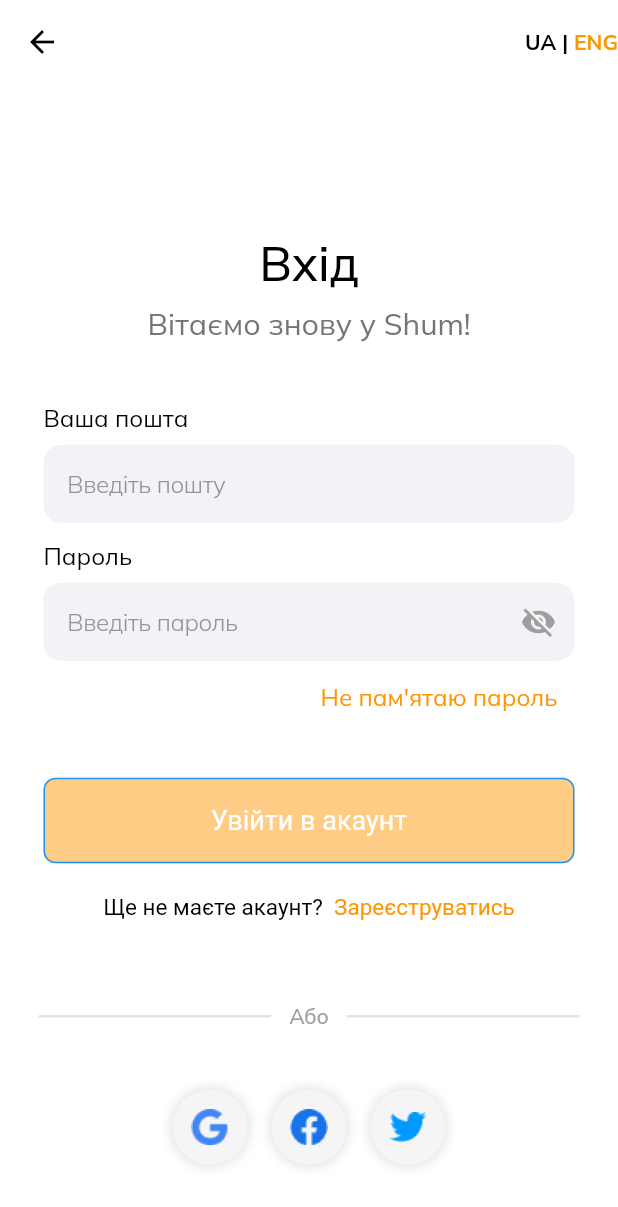
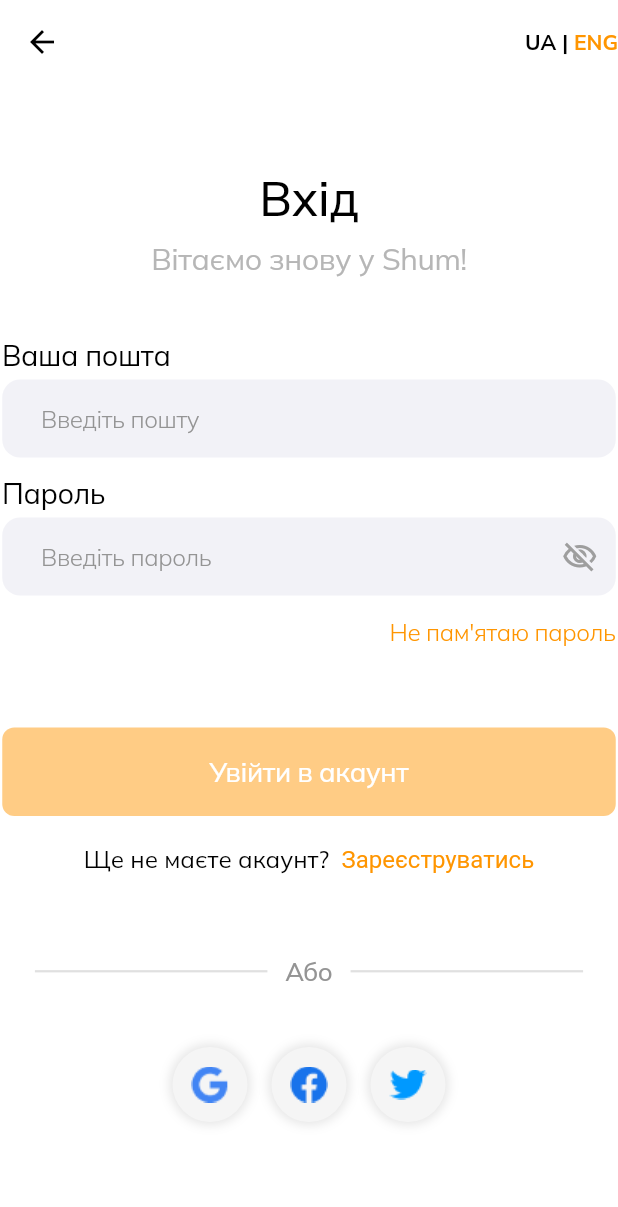
Before and after one commit to alexsukhrin/marketplace-ui, a Flutter app: the RegistrationPage screen opened by its route, after a tap on an icon or button, on a phone screen of 412 x 824 dp. Shown: the top 1207 px of the screen. Run offline on Flutter 3.47's test engine with Material 3 defaults, Android fonts, the light colour scheme and no system bars; our stand-ins replace dropdown_button2, file_picker, flutter_riverpod, flutter_secure_storage, flutter_svg, google_fonts and 1 more; accounts and stored records are empty; project files that could hold a hidden picture were left out.

Commit message:
corrected styles on the login and registration page

```diff
--- a/lib/constants/colors.dart
+++ b/lib/constants/colors.dart
@@ -29,6 +29,9 @@ class TColors {
   static const Color greyLight = Color(0xFFF2F2F7);
   static const Color grey = Color(0xFFEFEFEF);
 
+  static const Color greyMediumLight = Color(0xFFB0B0B0);
+  static const Color greyMedium = Color(0xFF757575);
+
   static const Color greyDark = Color(0xFFB6B6B6);
   static const Color greyDarker = Color(0xFF949494);
   static const Color greyDarkest = Color(0xFF464646);
--- a/lib/src/ui/screens/registration/registration_page.dart
+++ b/lib/src/ui/screens/registration/registration_page.dart
@@ -1,4 +1,5 @@
 import 'package:flutter/material.dart';
+import 'package:flutter_application_1/constants/colors.dart';
 import 'package:flutter_application_1/src/ui/screens/login/login_page.dart';
 import 'package:flutter_application_1/src/ui/widgets/shared_widgets/language_selector.dart';
 
@@ -7,11 +8,8 @@ import '../../../services/auth_service.dart';
 
 import '../../widgets/auth_widgets/auth_button.dart';
 import '../../widgets/auth_widgets/auth_field.dart';
-// import '../../widgets/auth_widgets/form_header.dart';
 import '../../../utils/validators.dart';
 import '../../widgets/loading_dialog.dart';
-
-import '../../themes/app_theme.dart';
 
 class RegistrationPage extends StatefulWidget {
   const RegistrationPage({super.key});
@@ -129,7 +127,6 @@ class RegistrationPageState extends State<RegistrationPage> {
         child: ConstrainedBox(
           constraints: const BoxConstraints(
             maxWidth: 1440,
-            maxHeight: 1024,
           ),
           child: LayoutBuilder(
             builder: (context, constraints) {
@@ -159,32 +156,22 @@ class RegistrationPageState extends State<RegistrationPage> {
         ),
         body: Center(
           child: SingleChildScrollView(
-            padding: const EdgeInsets.all(16.0),
             child: Column(
-              children: <Widget>[
-                // const FormHeader(
-                //   text: 'SHUM',
-                // ),
-                // const SizedBox(height: 30),
-                Column(
               children: [
+                const SizedBox(height: 76),
                 Text(
                   'Реєстрація',
                   textAlign: TextAlign.center,
-                      style: textTheme.displayLarge?.copyWith(
-                        fontSize: 32,
-                      ),
+                  style: Theme.of(context)
+                      .textTheme
+                      .titleLarge
+                      ?.copyWith(fontSize: 32),
                 ),
                 const SizedBox(height: 8),
                 Text(
                   'Отримайте більше можливостей\nстворивши акаунт',
                   textAlign: TextAlign.center,
-                      style: textTheme.bodyMedium?.copyWith(
-                        fontSize: 20,
-                        color: Colors.black,
-                      ),
-                    ),
-                  ],
+                  style: Theme.of(context).textTheme.titleMedium,
                 ),
                 const SizedBox(height: 48),
                 Form(
@@ -243,7 +230,7 @@ class RegistrationPageState extends State<RegistrationPage> {
                         showCounter: true,
                         isObscureText: true,
                       ),
-                      const SizedBox(height: 16),
+                      const SizedBox(height: 40),
                       AuthButton(
                         text: 'Зареєструватися',
                         isButtonDisabled: _isButtonDisabled,
@@ -256,6 +243,11 @@ class RegistrationPageState extends State<RegistrationPage> {
                         },
                       ),
                       TextButton(
+                        style: ButtonStyle(
+                          overlayColor:
+                              WidgetStateProperty.all(Colors.transparent),
+                          padding: WidgetStateProperty.all(EdgeInsets.zero),
+                        ),
                         onPressed: () {
                           Navigator.push(
                             context,
@@ -265,18 +257,16 @@ class RegistrationPageState extends State<RegistrationPage> {
                           );
                         },
                         child: RichText(
-                          text: const TextSpan(
-                            style: TextStyle(
-                              color: Colors.black,
-                            ),
-                            children: [
+                          text: TextSpan(
+                            style: Theme.of(context).textTheme.bodyMedium,
+                            children: const [
                               TextSpan(
                                 text: 'Вже маєте акаунт? ',
                               ),
                               TextSpan(
                                 text: 'Увійти',
                                 style: TextStyle(
-                                  color: AppTheme.linkTextColor,
+                                  color: TColors.orange,
                                 ),
                               ),
                             ],
--- a/lib/src/ui/screens/reset_password/forgot_password.page.dart
+++ b/lib/src/ui/screens/reset_password/forgot_password.page.dart
@@ -1,4 +1,5 @@
 import 'package:flutter/material.dart';
+import 'package:flutter_application_1/constants/colors.dart';
 
 import '../../../exceptions/user_not_found_exception.dart';
 import '../../../services/password_reset_service.dart';
@@ -102,8 +103,6 @@ class _ForgotPasswordPageState extends State<ForgotPasswordPage> {
 
   @override
   Widget build(BuildContext context) {
-    final textTheme = Theme.of(context).textTheme;
-
     return Scaffold(
       appBar: AppBar(
         backgroundColor: Colors.transparent,
@@ -129,10 +128,10 @@ class _ForgotPasswordPageState extends State<ForgotPasswordPage> {
                         borderRadius: BorderRadius.circular(200),
                         boxShadow: [
                           BoxShadow(
-                            color: Colors.orange.withOpacity(0.5),
+                            color: Colors.orange.withAlpha((0.5 * 255).round()),
                             blurRadius: 200,
                             spreadRadius: 20,
-                            offset: Offset(0, -10),
+                            offset: const Offset(0, -10),
                           ),
                         ],
                       ),
@@ -152,7 +151,6 @@ class _ForgotPasswordPageState extends State<ForgotPasswordPage> {
                       child: Column(
                         mainAxisAlignment: MainAxisAlignment.center,
                         crossAxisAlignment: CrossAxisAlignment.center,
-                        mainAxisSize: MainAxisSize.min,
                         children: <Widget>[
                           if (!isDesktop)
                             const Center(
@@ -171,13 +169,22 @@ class _ForgotPasswordPageState extends State<ForgotPasswordPage> {
                                   Text(
                                     'Відновлення паролю',
                                     textAlign: TextAlign.center,
-                                    style: textTheme.displayLarge?.copyWith(),
+                                    style: Theme.of(context)
+                                        .textTheme
+                                        .titleLarge
+                                        ?.copyWith(fontSize: 32),
                                   ),
-                                  const SizedBox(height: 8),
+                                  const SizedBox(height: 4),
                                   Text(
                                     'Введіть електронну пошту за якою було зареєстровано акаунт',
                                     textAlign: TextAlign.center,
-                                    style: textTheme.bodyMedium?.copyWith(),
+                                    style: Theme.of(context)
+                                        .textTheme
+                                        .bodyLarge
+                                        ?.copyWith(
+                                          color: TColors.greyUltraDark,
+                                          fontSize: 20,
+                                        ),
                                   ),
                                 ],
                               ),
--- a/lib/src/ui/themes/custom_themes/elevated_button_theme.dart
+++ b/lib/src/ui/themes/custom_themes/elevated_button_theme.dart
@@ -10,7 +10,7 @@ class TElevatedButtonTheme {
       backgroundColor: Colors.orange,
       disabledForegroundColor: Colors.grey,
       disabledBackgroundColor: Colors.grey,
-      side: const BorderSide(color: Colors.blue),
+      side: const BorderSide(color: Colors.transparent),
       padding: const EdgeInsets.symmetric(vertical: 18),
       textStyle: const TextStyle(
         fontSize: 16,
@@ -27,7 +27,7 @@ class TElevatedButtonTheme {
       backgroundColor: Colors.orange,
       disabledForegroundColor: Colors.grey,
       disabledBackgroundColor: Colors.grey,
-      side: const BorderSide(color: Colors.blue),
+      side: const BorderSide(color: Colors.transparent),
       padding: const EdgeInsets.symmetric(vertical: 18),
       textStyle: const TextStyle(
         fontSize: 16,
--- a/lib/src/ui/themes/custom_themes/text_theme.dart
+++ b/lib/src/ui/themes/custom_themes/text_theme.dart
@@ -1,12 +1,9 @@
 import 'package:flutter/material.dart';
+import 'package:flutter_application_1/constants/colors.dart';
 import 'package:google_fonts/google_fonts.dart';
 
 class TTextTheme {
   TTextTheme._();
-  static const Color neutralBlack = Color(0xFF000000);
-  static const Color neutralWhite = Color(0xFFFFFFFF);
-  static const Color neutralDarkGrey300 = Color(0xFF757575);
-  static const Color neutralLightGrey300 = Color(0xFFB0B0B0);
 
   static TextTheme lightTextTheme = GoogleFonts.mulishTextTheme().copyWith(
     displayLarge: GoogleFonts.jura(
@@ -14,56 +11,56 @@ class TTextTheme {
       fontWeight: FontWeight.w500,
       height: 38 / 32,
       letterSpacing: -0.24,
-      color: neutralBlack,
+      color: TColors.black,
     ),
     titleLarge: GoogleFonts.mulish(
       fontSize: 24,
       fontWeight: FontWeight.w500,
       height: 30 / 24,
       letterSpacing: -0.24,
-      color: neutralBlack,
+      color: TColors.black,
     ),
     titleMedium: GoogleFonts.mulish(
       fontSize: 20,
       fontWeight: FontWeight.w400,
       height: 25 / 20,
       letterSpacing: -0.24,
-      color: neutralBlack,
+      color: TColors.black,
     ),
     titleSmall: GoogleFonts.mulish(
       fontSize: 20,
       fontWeight: FontWeight.w500,
       height: 25 / 20,
       letterSpacing: -0.24,
-      color: neutralBlack,
+      color: TColors.black,
     ),
     bodyLarge: GoogleFonts.mulish(
       fontSize: 16,
       fontWeight: FontWeight.w300,
       height: 20 / 16,
       letterSpacing: -0.24,
-      color: neutralBlack,
+      color: TColors.black,
     ),
     bodyMedium: GoogleFonts.mulish(
       fontSize: 16,
       fontWeight: FontWeight.w400,
       height: 20 / 16,
       letterSpacing: 0,
-      color: neutralBlack,
+      color: TColors.black,
     ),
     bodySmall: GoogleFonts.mulish(
       fontSize: 16,
       fontWeight: FontWeight.w400,
       height: 20 / 16,
       letterSpacing: 0,
-      color: neutralDarkGrey300,
+      color: TColors.greyMedium,
     ),
     labelLarge: GoogleFonts.mulish(
       fontSize: 16,
       fontWeight: FontWeight.w500,
       height: 20 / 16,
       letterSpacing: 0,
-      color: neutralWhite,
+      color: TColors.white,
     ),
   );
   static TextTheme darkTextTheme = GoogleFonts.mulishTextTheme().copyWith(
@@ -72,56 +69,56 @@ class TTextTheme {
       fontWeight: FontWeight.w500,
       height: 38 / 32,
       letterSpacing: -0.24,
-      color: neutralWhite,
+      color: TColors.white,
     ),
     titleLarge: GoogleFonts.mulish(
       fontSize: 24,
       fontWeight: FontWeight.w500,
       height: 30 / 24,
       letterSpacing: -0.24,
-      color: neutralWhite,
+      color: TColors.white,
     ),
     titleMedium: GoogleFonts.mulish(
       fontSize: 20,
       fontWeight: FontWeight.w400,
       height: 25 / 20,
       letterSpacing: -0.24,
-      color: neutralLightGrey300,
+      color: TColors.greyMediumLight,
     ),
     titleSmall: GoogleFonts.mulish(
       fontSize: 20,
       fontWeight: FontWeight.w500,
       height: 25 / 20,
       letterSpacing: -0.24,
-      color: neutralWhite,
+      color: TColors.white,
     ),
     bodyLarge: GoogleFonts.mulish(
       fontSize: 16,
       fontWeight: FontWeight.w300,
       height: 20 / 16,
       letterSpacing: -0.24,
-      color: neutralLightGrey300,
+      color: TColors.greyMediumLight,
     ),
     bodyMedium: GoogleFonts.mulish(
       fontSize: 16,
       fontWeight: FontWeight.w400,
       height: 20 / 16,
       letterSpacing: 0,
-      color: neutralWhite,
+      color: TColors.white,
     ),
     bodySmall: GoogleFonts.mulish(
       fontSize: 16,
       fontWeight: FontWeight.w400,
       height: 20 / 16,
       letterSpacing: 0,
-      color: neutralLightGrey300,
+      color: TColors.greyMediumLight,
     ),
     labelLarge: GoogleFonts.mulish(
       fontSize: 16,
       fontWeight: FontWeight.w500,
       height: 20 / 16,
       letterSpacing: 0,
-      color: neutralWhite,
+      color: TColors.white,
     ),
   );
 }
--- a/lib/src/ui/widgets/auth_widgets/auth_button.dart
+++ b/lib/src/ui/widgets/auth_widgets/auth_button.dart
@@ -1,4 +1,5 @@
 import 'package:flutter/material.dart';
+import 'package:flutter_application_1/constants/colors.dart';
 
 import '../../themes/app_theme.dart';
 
@@ -19,7 +20,7 @@ class AuthButton extends StatelessWidget {
   @override
   Widget build(BuildContext context) {
     return ConstrainedBox(
-      constraints: const BoxConstraints(maxWidth: 354),
+      constraints: const BoxConstraints(maxWidth: 409),
       child: ElevatedButton(
         onPressed: isButtonDisabled == true ? null : onPressed,
         style: ElevatedButton.styleFrom(
@@ -27,7 +28,7 @@ class AuthButton extends StatelessWidget {
               ? AppTheme.disabledButtonColor
               : AppTheme.activeButtonColor,
           foregroundColor: AppTheme.witeText,
-          minimumSize: const Size(354, 52),
+          minimumSize: const Size(409, 52),
           shape: RoundedRectangleBorder(
             borderRadius: BorderRadius.circular(8),
           ),
@@ -35,11 +36,10 @@ class AuthButton extends StatelessWidget {
         ),
         child: Text(
           text,
-          style: const TextStyle(
-            color: AppTheme.witeText,
-            fontSize: 18,
-            fontWeight: FontWeight.w400,
-          ),
+          style: Theme.of(context)
+              .textTheme
+              .titleSmall
+              ?.copyWith(fontSize: 18, color: TColors.white),
         ),
       ),
     );
--- a/lib/src/ui/widgets/auth_widgets/auth_field.dart
+++ b/lib/src/ui/widgets/auth_widgets/auth_field.dart
@@ -41,7 +41,6 @@ class AuthFieldState extends State<AuthField> {
 
   @override
   Widget build(BuildContext context) {
-    final textTheme = Theme.of(context).textTheme;
     final isValid =
         widget.showSuffixIcon?.call(widget.controller.text) ?? false;
     return Column(
@@ -49,12 +48,13 @@ class AuthFieldState extends State<AuthField> {
       children: [
         Text(
           widget.labelText,
-          style: textTheme.bodyMedium?.copyWith(color: AppTheme.blackText),
+          style:
+              Theme.of(context).textTheme.titleMedium?.copyWith(fontSize: 19),
         ),
-        const SizedBox(height: 8),
+        const SizedBox(height: 4),
         ConstrainedBox(
           constraints: BoxConstraints(
-            maxWidth: widget.maxWidth ?? 354,
+            maxWidth: widget.maxWidth ?? 409,
           ),
           child: Column(
             crossAxisAlignment: CrossAxisAlignment.stretch,
@@ -63,6 +63,8 @@ class AuthFieldState extends State<AuthField> {
                 controller: widget.controller,
                 decoration: InputDecoration(
                   hintText: widget.hintText,
+                  contentPadding:
+                      const EdgeInsets.symmetric(vertical: 16, horizontal: 22),
                   hintStyle: const TextStyle(
                     color: AppTheme.hintTesxtGrey,
                   ),
@@ -100,8 +102,8 @@ class AuthFieldState extends State<AuthField> {
                       ? IconButton(
                           icon: Icon(
                             _isPasswordVisible
-                                ? Icons.visibility
-                                : Icons.visibility_off,
+                                ? Icons.visibility_outlined
+                                : Icons.visibility_off_outlined,
                           ),
                           onPressed: () {
                             setState(() {
--- a/lib/src/ui/widgets/login_widgets/forgot_password_button.dart
+++ b/lib/src/ui/widgets/login_widgets/forgot_password_button.dart
@@ -1,6 +1,6 @@
 import 'package:flutter/material.dart';
+import 'package:flutter_application_1/constants/colors.dart';
 import 'package:flutter_application_1/src/ui/screens/reset_password/forgot_password.page.dart';
-import '../../themes/app_theme.dart';
 
 class ForgotPasswordButton extends StatelessWidget {
   final String? email;
@@ -8,13 +8,15 @@ class ForgotPasswordButton extends StatelessWidget {
 
   @override
   Widget build(BuildContext context) {
-    final textTheme = Theme.of(context).textTheme;
-
     return SizedBox(
-      width: 354,
+      width: 409,
       child: Align(
         alignment: Alignment.centerRight,
         child: TextButton(
+          style: ButtonStyle(
+            overlayColor: WidgetStateProperty.all(Colors.transparent),
+            padding: WidgetStateProperty.all(EdgeInsets.zero),
+          ),
           onPressed: () {
             Navigator.push(
               context,
@@ -23,14 +25,11 @@ class ForgotPasswordButton extends StatelessWidget {
               ),
             );
           },
-          child: Text(
-            'Не пам\'ятаю пароль',
-            style: textTheme.bodySmall?.copyWith(
-              color: AppTheme.linkTextColor,
-              fontSize: 16,
-              fontWeight: FontWeight.w400,
-            ),
-          ),
+          child: Text('Не пам\'ятаю пароль',
+              style: Theme.of(context)
+                  .textTheme
+                  .bodyLarge
+                  ?.copyWith(color: TColors.orange)),
         ),
       ),
     );
--- a/lib/src/ui/widgets/login_widgets/login_header.dart
+++ b/lib/src/ui/widgets/login_widgets/login_header.dart
@@ -1,4 +1,5 @@
 import 'package:flutter/material.dart';
+import 'package:flutter_application_1/constants/colors.dart';
 
 class LoginHeader extends StatelessWidget {
   const LoginHeader({super.key});
@@ -17,13 +18,13 @@ class LoginHeader extends StatelessWidget {
           style: Theme.of(context).textTheme.titleLarge?.copyWith(fontSize: 32),
         ),
         const SizedBox(height: 8),
-        const Text(
+        Text(
           'Вітаємо знову у Shum! ',
           textAlign: TextAlign.center,
-          style: TextStyle(
-            fontSize: 20,
-            color: Color(0xFF757575),
-          ),
+          style: Theme.of(context)
+              .textTheme
+              .titleMedium
+              ?.copyWith(color: TColors.greyDark),
         ),
       ],
     );
--- a/lib/src/ui/widgets/login_widgets/login_mobile_layout.dart
+++ b/lib/src/ui/widgets/login_widgets/login_mobile_layout.dart
@@ -1,4 +1,5 @@
 import 'package:flutter/material.dart';
+import 'package:flutter_application_1/constants/colors.dart';
 import 'package:flutter_application_1/src/ui/screens/registration/registration_page.dart';
 import 'package:flutter_application_1/src/ui/widgets/login_widgets/forgot_password_button.dart';
 import 'package:flutter_application_1/src/ui/widgets/login_widgets/login_header.dart';
@@ -6,7 +7,6 @@ import 'package:flutter_application_1/src/ui/widgets/auth_widgets/auth_field.dar
 import 'package:flutter_application_1/src/ui/widgets/auth_widgets/auth_button.dart';
 import 'package:flutter_application_1/src/ui/widgets/shared_widgets/language_selector.dart';
 import 'package:flutter_application_1/src/ui/widgets/social_media/social_media.dart';
-import 'package:flutter_application_1/src/ui/themes/app_theme.dart';
 import 'package:flutter_application_1/src/utils/validators.dart';
 
 class LoginMobileLayout extends StatelessWidget {
@@ -46,7 +46,6 @@ class LoginMobileLayout extends StatelessWidget {
       body: LayoutBuilder(
         builder: (context, constraints) {
           return SingleChildScrollView(
-            padding: const EdgeInsets.all(16.0),
             child: ConstrainedBox(
               constraints: BoxConstraints(
                 minHeight: constraints.maxHeight,
@@ -56,9 +55,7 @@ class LoginMobileLayout extends StatelessWidget {
                   key: formKey,
                   child: Column(
                     mainAxisSize: MainAxisSize.min,
-                    mainAxisAlignment: MainAxisAlignment.center,
                     children: <Widget>[
-                      const SizedBox(height: 40),
                       const LoginHeader(),
                       const SizedBox(height: 40),
                       AuthField(
@@ -82,7 +79,7 @@ class LoginMobileLayout extends StatelessWidget {
                           email: emailController.text.isNotEmpty
                               ? emailController.text
                               : null),
-                      const SizedBox(height: 30),
+                      const SizedBox(height: 40),
                       AuthButton(
                         text: 'Увійти в акаунт',
                         onPressed: onLogin,
@@ -90,6 +87,11 @@ class LoginMobileLayout extends StatelessWidget {
                       ),
                       const SizedBox(height: 5),
                       TextButton(
+                        style: ButtonStyle(
+                          overlayColor:
+                              WidgetStateProperty.all(Colors.transparent),
+                          padding: WidgetStateProperty.all(EdgeInsets.zero),
+                        ),
                         onPressed: () {
                           Navigator.push(
                             context,
@@ -100,18 +102,13 @@ class LoginMobileLayout extends StatelessWidget {
                         },
                         child: RichText(
                           text: TextSpan(
-                            style: textTheme.bodyMedium?.copyWith(),
+                            style: Theme.of(context).textTheme.bodyMedium,
                             children: const [
-                              TextSpan(
-                                  text: 'Ще не маєте акаунт? ',
-                                  style: TextStyle(
-                                    fontSize: 15,
-                                  )),
+                              TextSpan(text: 'Ще не маєте акаунт? '),
                               TextSpan(
                                 text: ' Зареєструватись',
                                 style: TextStyle(
-                                  fontSize: 15,
-                                  color: AppTheme.linkTextColor,
+                                  color: TColors.orange,
                                 ),
                               ),
                             ],
@@ -135,11 +132,13 @@ class LoginMobileLayout extends StatelessWidget {
                                   const EdgeInsets.symmetric(horizontal: 12.0),
                               child: Text(
                                 'Або',
-                                style: TextStyle(
-                                  fontSize: 14,
-                                  color: Colors.grey.shade500,
-                                  fontWeight: FontWeight.w500,
-                                ),
+                                style: Theme.of(context)
+                                    .textTheme
+                                    .titleSmall
+                                    ?.copyWith(
+                                      color: TColors.greyDarker,
+                                      fontSize: 17,
+                                    ),
                               ),
                             ),
                             SizedBox(
```
Lines whose indentation alone changed are shown as unchanged.
